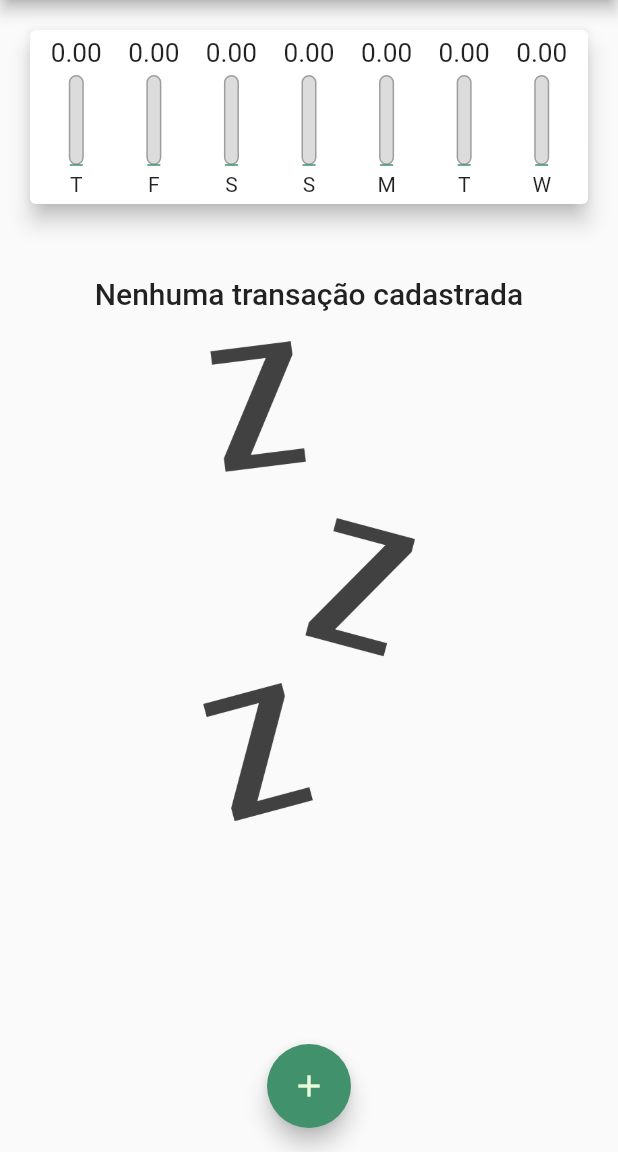
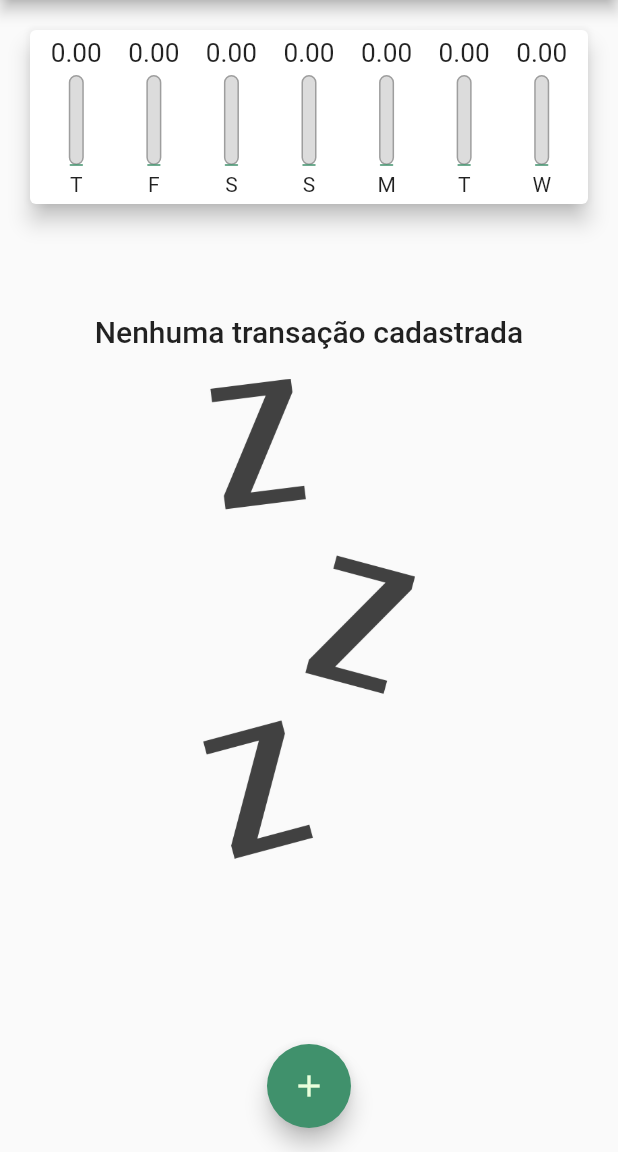
Before and after one commit to 5gMurilo/despesasPessoais, a Flutter app: the screen it shows after launch, on a phone screen of 412 x 824 dp, the part 84-1236 px from its top. Run offline on Flutter 3.47's test engine with Material 2 defaults, Android fonts, the phone set to English and light mode, and no system bars.

Commit message:
widget adjustment

```diff
--- a/lib/components/transaction_list.dart
+++ b/lib/components/transaction_list.dart
@@ -12,7 +12,7 @@ class TransactionList extends StatelessWidget {
   @override
   Widget build(BuildContext context) {
     return Container(
-      height: 400,
+      height: 450,
       child: transactions.isEmpty
           ? Column(
               mainAxisAlignment: MainAxisAlignment.center,
@@ -69,6 +69,7 @@ class TransactionList extends StatelessWidget {
                         onRemove(transac.id);
                       },
                       color: Theme.of(context).colorScheme.secondary,
+                      hoverColor: Theme.of(context).colorScheme.error,
                     ),
                   ),
                 );
```
